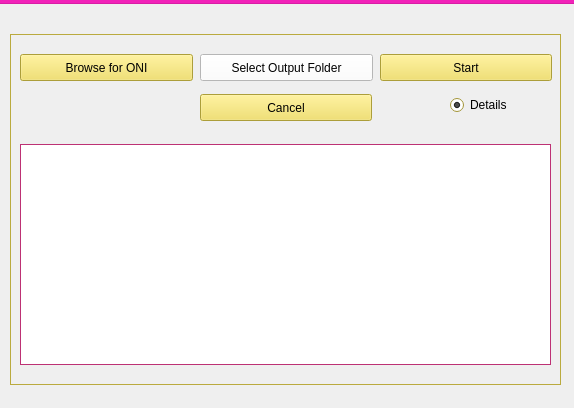
ProjectIRoniC/OpenPointMesh, file src/mainwindow.ui: the form before one commit.
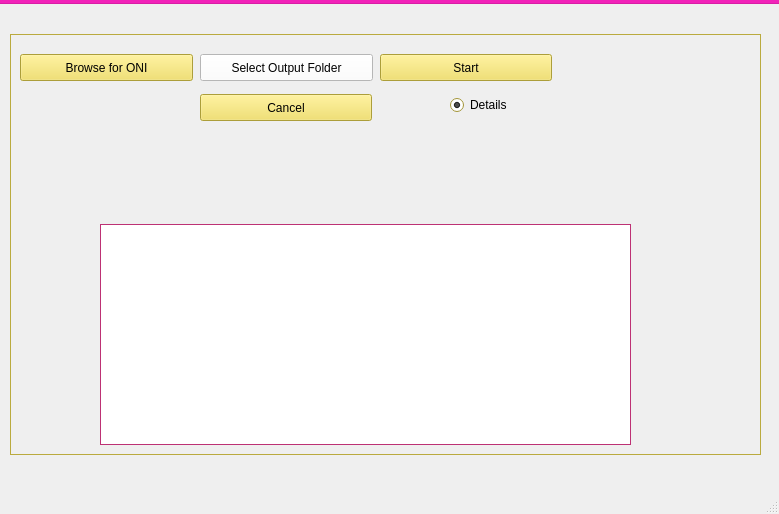
The form after the commit.

Commit message: added menu bar and functionality. needs integration with gui work flow

Diff of the .ui file:
```diff
--- a/src/mainwindow.ui
+++ b/src/mainwindow.ui
@@ -6,8 +6,8 @@
    <rect>
     <x>0</x>
     <y>0</y>
-    <width>574</width>
-    <height>408</height>
+    <width>779</width>
+    <height>514</height>
    </rect>
   </property>
   <property name="palette">
@@ -110,8 +110,8 @@
      <rect>
       <x>10</x>
       <y>30</y>
-      <width>551</width>
-      <height>351</height>
+      <width>751</width>
+      <height>421</height>
      </rect>
     </property>
     <property name="baseSize">
@@ -1490,8 +1490,8 @@
     <widget class="QPlainTextEdit" name="plainTextEdit">
      <property name="geometry">
       <rect>
-       <x>10</x>
-       <y>110</y>
+       <x>90</x>
+       <y>190</y>
        <width>531</width>
        <height>221</height>
       </rect>
@@ -1728,7 +1728,7 @@
     <rect>
      <x>0</x>
      <y>0</y>
-     <width>574</width>
+     <width>779</width>
      <height>25</height>
     </rect>
    </property>
@@ -2262,6 +2262,7 @@
    </widget>
    <addaction name="menuVolcano_Bot"/>
   </widget>
+  <widget class="QStatusBar" name="statusBar"/>
  </widget>
  <layoutdefault spacing="6" margin="11"/>
  <resources/>
```
Left out of the diff: 7 changed lines with no effect on the pictures. The commit also changes 2 other files.
